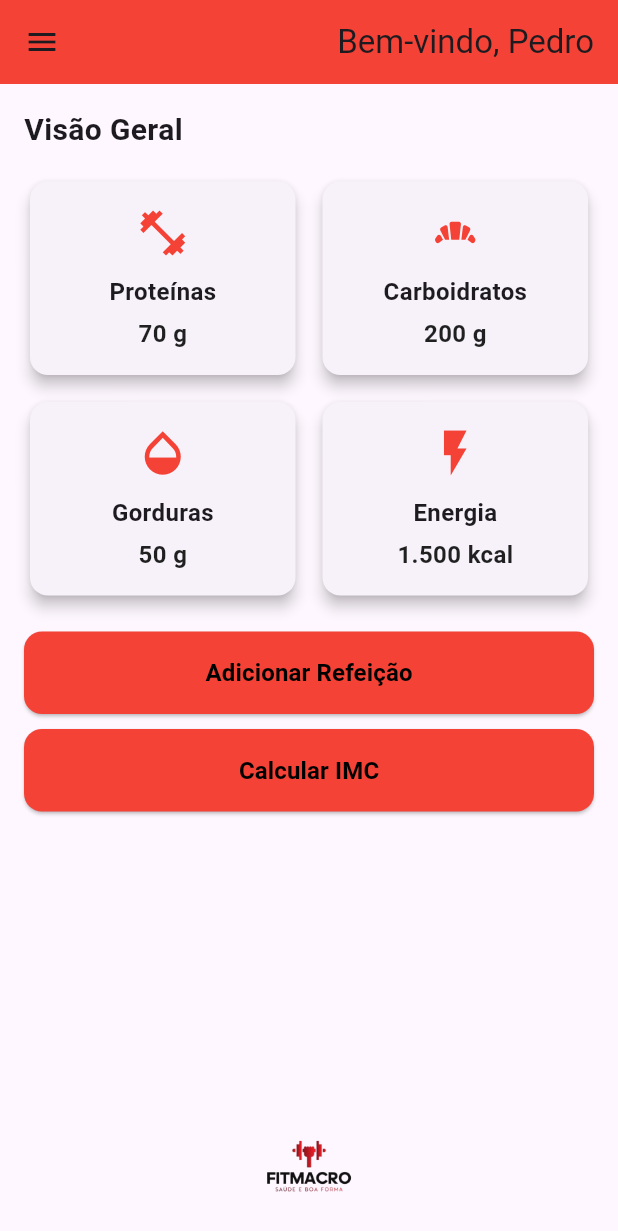
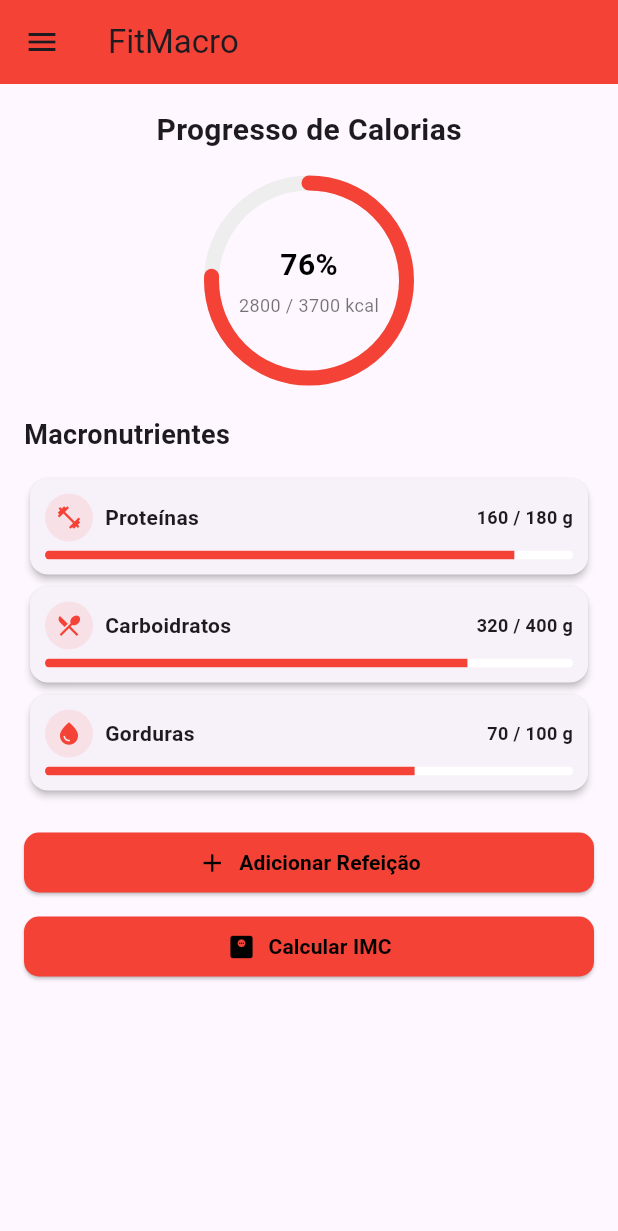
Before and after one commit to Elias-RDC/Fit_Macro-project, a Flutter app: the screen it shows after launch, after a tap on "Login", on a phone screen of 412 x 824 dp. Shown: the top 1231 px of the screen. Run offline on Flutter 3.47's test engine with Material 3 defaults, Android fonts, the phone set to English and light mode, and no system bars; drawn by our look-alikes of percent_indicator.

Commit message:
dashboard_screen.dart

```diff
--- a/lib/dashboard_screen.dart
+++ b/lib/dashboard_screen.dart
@@ -1,129 +1,253 @@
+import 'package:flutter/material.dart';
+import 'package:percent_indicator/circular_percent_indicator.dart';
 import 'package:fit_macro/sobre.dart';
-import 'package:flutter/material.dart';
 import 'pesos_e_medidas.dart';
 import 'registrar_alimento.dart';
 import 'imc.dart';
 import 'configuracoes.dart';
 import 'suporte.dart';
 
-class DashboardScreen extends StatelessWidget {
+// Modelo de dados de nutrientes
+class NutrientData {
+  final double calorias;
+  final double metaCalorias;
+  final double proteina;
+  final double metaProteina;
+  final double carboidrato;
+  final double metaCarboidrato;
+  final double gordura;
+  final double metaGordura;
+
+  NutrientData({
+    required this.calorias,
+    required this.metaCalorias,
+    required this.proteina,
+    required this.metaProteina,
+    required this.carboidrato,
+    required this.metaCarboidrato,
+    required this.gordura,
+    required this.metaGordura,
+  });
+}
+
+class DashboardScreen extends StatefulWidget {
   const DashboardScreen({super.key});
 
-  Widget _buildCard(String title, String value, IconData icon, Color color) {
-    return Expanded(
-      child: Card(
-        shape: RoundedRectangleBorder(borderRadius: BorderRadius.circular(12)),
-        elevation: 4,
-        child: Padding(
-          padding: const EdgeInsets.all(16),
-          child: Column(
-            mainAxisSize: MainAxisSize.min,
-            children: [
-              Icon(icon, color: color, size: 36),
-              const SizedBox(height: 10),
-              Text(
-                title,
-                style: const TextStyle(fontWeight: FontWeight.bold, fontSize: 16),
+  @override
+  State<DashboardScreen> createState() => _DashboardScreenState();
+}
+
+class _DashboardScreenState extends State<DashboardScreen> {
+  NutrientData? data;
+
+  @override
+  void initState() {
+    super.initState();
+    loadDashboardData();
+  }
+
+  Future<void> loadDashboardData() async {
+    await Future.delayed(const Duration(milliseconds: 500));
+    setState(() {
+      data = NutrientData(
+        calorias: 2800,
+        metaCalorias: 3700,
+        proteina: 160,
+        metaProteina: 180,
+        carboidrato: 320,
+        metaCarboidrato: 400,
+        gordura: 70,
+        metaGordura: 100,
+      );
+    });
+  }
+
+  // Widget de barra linear de macronutriente
+  Widget _buildLinearCard(String title, double current, double goal,
+      Color color, IconData icon, String unit) {
+    final progress = (current / goal).clamp(0.0, 1.0);
+
+    return Card(
+      elevation: 2,
+      shape: RoundedRectangleBorder(borderRadius: BorderRadius.circular(12)),
+      child: Padding(
+        padding: const EdgeInsets.all(10),
+        child: Column(
+          crossAxisAlignment: CrossAxisAlignment.start,
+          children: [
+            Row(
+              children: [
+                CircleAvatar(
+                  radius: 16,
+                  backgroundColor: color.withOpacity(0.1),
+                  child: Icon(icon, color: color, size: 18),
+                ),
+                const SizedBox(width: 8),
+                Expanded(
+                  child: Text(
+                    title,
+                    style: const TextStyle(
+                        fontWeight: FontWeight.bold, fontSize: 14),
+                  ),
+                ),
+                Text(
+                  "${current.toStringAsFixed(0)} / ${goal.toStringAsFixed(0)} $unit",
+                  style: const TextStyle(
+                      fontWeight: FontWeight.w600, fontSize: 12),
+                ),
+              ],
+            ),
+            const SizedBox(height: 6),
+            ClipRRect(
+              borderRadius: BorderRadius.circular(8),
+              child: LinearProgressIndicator(
+                value: progress,
+                minHeight: 6,
+                color: color,
+                backgroundColor: Colors.white,
               ),
-              const SizedBox(height: 5),
-              Text(
-                value,
-                style: const TextStyle(fontSize: 16, color: Colors.black87, fontWeight: FontWeight.w600),
-              ),
-            ],
-          ),
+            ),
+          ],
         ),
+      ),
+    );
+  }
+
+  // Widget para botões menores com personalização de cores
+  Widget _smallButton({
+    required IconData icon,
+    required String label,
+    required VoidCallback onTap,
+    Color backgroundColor = Colors.red,
+    Color textColor = Colors.white,
+  }) {
+    return ElevatedButton.icon(
+      icon: Icon(icon, size: 20, color: textColor),
+      label: Text(
+        label,
+        style: TextStyle(
+            fontSize: 14, fontWeight: FontWeight.bold, color: textColor),
+      ),
+      onPressed: onTap,
+      style: ElevatedButton.styleFrom(
+        backgroundColor: backgroundColor,
+        padding: const EdgeInsets.symmetric(vertical: 10, horizontal: 12),
+        shape: RoundedRectangleBorder(borderRadius: BorderRadius.circular(10)),
+        minimumSize: const Size.fromHeight(40),
       ),
     );
   }
 
   @override
   Widget build(BuildContext context) {
+    final d = data;
+
     return Scaffold(
       appBar: AppBar(
-        title: Row(
-          mainAxisAlignment: MainAxisAlignment.end,
-          children: const [Text('Bem-vindo, Pedro')],
-        ),
+        title: const Text('FitMacro'),
         backgroundColor: Colors.red,
       ),
       drawer: const AppDrawer(),
-      body: Padding(
-        padding: const EdgeInsets.all(16),
-        child: Column(
-          children: [
-            const Align(
-              alignment: Alignment.centerLeft,
-              child: Text('Visão Geral', style: TextStyle(fontSize: 20, fontWeight: FontWeight.bold,)),
-            ),
-            const SizedBox(height: 16),
-            Row(
-              children: [
-                _buildCard('Proteínas', '70 g', Icons.fitness_center, Colors.red),
-                const SizedBox(width: 10),
-                _buildCard('Carboidratos', '200 g', Icons.bakery_dining, Colors.red),
-              ],
-            ),
-            const SizedBox(height: 10),
-            Row(
-              children: [
-                _buildCard('Gorduras', '50 g', Icons.opacity, Colors.red),
-                const SizedBox(width: 10),
-                _buildCard('Energia', '1.500 kcal', Icons.flash_on, Colors.red),
-              ],
-            ),
-            const SizedBox(height: 20),
-            SizedBox(
-              width: double.infinity,
-              child: ElevatedButton(
-                onPressed: () {
-                  Navigator.push(context,
-                  MaterialPageRoute(builder: (_) => AdicionarRefeicaoPage()),
-                );
-                },
-                style: ElevatedButton.styleFrom(
-                  backgroundColor: Colors.red,
-                  padding: const EdgeInsets.symmetric(vertical: 16),
-                  shape: RoundedRectangleBorder(borderRadius: BorderRadius.circular(12)),
-                ),
-                child: const Text(
-                  'Adicionar Refeição',
-                  style: TextStyle(fontSize: 16, fontWeight: FontWeight.bold, color: Colors.black),
+      body: d == null
+          ? const Center(child: CircularProgressIndicator(color: Colors.red))
+          : RefreshIndicator(
+              onRefresh: loadDashboardData,
+              child: SingleChildScrollView(
+                physics: const AlwaysScrollableScrollPhysics(),
+                padding: const EdgeInsets.all(16),
+                child: Column(
+                  crossAxisAlignment: CrossAxisAlignment.center,
+                  children: [
+                    const Text(
+                      'Progresso de Calorias',
+                      style: TextStyle(
+                          fontSize: 20, fontWeight: FontWeight.bold),
+                    ),
+                    const SizedBox(height: 16),
+
+                    CircularPercentIndicator(
+                      radius: 70.0,
+                      lineWidth: 10.0,
+                      percent: (d.calorias / d.metaCalorias).clamp(0.0, 1.0),
+                      center: Column(
+                        mainAxisAlignment: MainAxisAlignment.center,
+                        children: [
+                          Text(
+                            "${((d.calorias / d.metaCalorias) * 100).toStringAsFixed(0)}%",
+                            style: const TextStyle(
+                                fontSize: 20,
+                                fontWeight: FontWeight.bold,
+                                color: Colors.black),
+                          ),
+                          const SizedBox(height: 4),
+                          Text(
+                            "${d.calorias.toStringAsFixed(0)} / ${d.metaCalorias.toStringAsFixed(0)} kcal",
+                            style: const TextStyle(
+                                fontSize: 12, color: Colors.black54),
+                          ),
+                        ],
+                      ),
+                      progressColor: Colors.red,
+                      backgroundColor: Colors.grey.shade200,
+                      circularStrokeCap: CircularStrokeCap.round,
+                      animation: true,
+                    ),
+
+                    const SizedBox(height: 20),
+                    const Align(
+                      alignment: Alignment.centerLeft,
+                      child: Text(
+                        'Macronutrientes',
+                        style: TextStyle(
+                            fontSize: 18, fontWeight: FontWeight.bold),
+                      ),
+                    ),
+                    const SizedBox(height: 12),
+
+                    _buildLinearCard("Proteínas", d.proteina, d.metaProteina,
+                        Colors.red, Icons.fitness_center, "g"),
+                    _buildLinearCard("Carboidratos", d.carboidrato,
+                        d.metaCarboidrato, Colors.red, Icons.local_dining, "g"),
+                    _buildLinearCard("Gorduras", d.gordura, d.metaGordura,
+                        Colors.red, Icons.water_drop, "g"),
+
+                    const SizedBox(height: 20),
+                    _smallButton(
+                      icon: Icons.add,
+                      label: 'Adicionar Refeição',
+                      onTap: () {
+                        Navigator.push(
+                          context,
+                          MaterialPageRoute(
+                              builder: (_) => AdicionarRefeicaoPage()),
+                        );
+                      },
+                      backgroundColor: Colors.red,
+                      textColor: Colors.black, // texto e ícone preto
+                    ),
+                    const SizedBox(height: 8),
+                    _smallButton(
+                      icon: Icons.monitor_weight,
+                      label: 'Calcular IMC',
+                      onTap: () {
+                        Navigator.push(
+                          context,
+                          MaterialPageRoute(
+                              builder: (_) => const CalculadoraIMCPage()),
+                        );
+                      },
+                      backgroundColor: Colors.red,
+                      textColor: Colors.black, // texto e ícone preto
+                    ),
+                  ],
                 ),
               ),
             ),
-            const SizedBox(height: 10),
-            SizedBox(
-              width: double.infinity,
-              child: ElevatedButton(
-                onPressed: () {
-                  Navigator.push(context,
-                  MaterialPageRoute(builder: (_) =>  CalculadoraIMCPage()),
-              );
-                },
-                style: ElevatedButton.styleFrom(
-                  backgroundColor: Colors.red,
-                  padding: const EdgeInsets.symmetric(vertical: 16),
-                  shape: RoundedRectangleBorder(borderRadius: BorderRadius.circular(12)),
-                ),
-                child: const Text(
-                  'Calcular IMC',
-                  style: TextStyle(fontSize: 16, fontWeight: FontWeight.bold, color: Colors.black),
-                ),
-              ),
-            ),
-            const Spacer(),
-            Align(
-              alignment: Alignment.bottomCenter,
-              child: Image.asset('assets/images/logo_sem_fundo.png', height: 60),
-            ),
-          ],
-        ),
-      ),
     );
   }
 }
 
+// Menu lateral
 class AppDrawer extends StatelessWidget {
   const AppDrawer({super.key});
 
@@ -135,7 +259,13 @@ class AppDrawer extends StatelessWidget {
         children: [
           const DrawerHeader(
             decoration: BoxDecoration(color: Colors.red),
-            child: Text('Menu', style: TextStyle(color: Colors.white, fontSize: 24, fontWeight: FontWeight.bold)),
+            child: Text(
+              'Menu',
+              style: TextStyle(
+                  color: Colors.white,
+                  fontSize: 24,
+                  fontWeight: FontWeight.bold),
+            ),
           ),
           ListTile(
             leading: const Icon(Icons.home),
@@ -147,7 +277,8 @@ class AppDrawer extends StatelessWidget {
             title: const Text('Registro de Refeições'),
             onTap: () {
               Navigator.pop(context);
-              Navigator.push(context, MaterialPageRoute(builder: (_) =>  AdicionarRefeicaoPage()));
+              Navigator.push(context,
+                  MaterialPageRoute(builder: (_) => AdicionarRefeicaoPage()));
             },
           ),
           ListTile(
@@ -155,7 +286,8 @@ class AppDrawer extends StatelessWidget {
             title: const Text('Peso e Medidas'),
             onTap: () {
               Navigator.pop(context);
-              Navigator.push(context, MaterialPageRoute(builder: (_) => const PesoMedidasPage()));
+              Navigator.push(context,
+                  MaterialPageRoute(builder: (_) => const PesoMedidasPage()));
             },
           ),
           ListTile(
@@ -166,19 +298,19 @@ class AppDrawer extends StatelessWidget {
               Navigator.push(
                 context,
                 MaterialPageRoute(
-                  builder: (_) => ConfiguracoesPage(onThemeChanged: (isDark) {
-                    // Aqui acontece a função para mudar o tema...
-                  }),
+                  builder: (_) =>
+                      ConfiguracoesPage(onThemeChanged: (isDark) {}),
                 ),
               );
             },
           ),
           ListTile(
-            leading: const Icon(Icons.logout),
+            leading: const Icon(Icons.help_outline),
             title: const Text('Suporte / Ajuda'),
             onTap: () {
               Navigator.pop(context);
-              Navigator.push(context, MaterialPageRoute(builder: (_) => const AjudaSuporteScreen()));
+              Navigator.push(context,
+                  MaterialPageRoute(builder: (_) => const AjudaSuporteScreen()));
             },
           ),
           ListTile(
@@ -186,7 +318,8 @@ class AppDrawer extends StatelessWidget {
             title: const Text('Sobre o FitMacro'),
             onTap: () {
               Navigator.pop(context);
-              Navigator.push(context, MaterialPageRoute(builder: (_) => const TelaSobre()));
+              Navigator.push(context,
+                  MaterialPageRoute(builder: (_) => const TelaSobre()));
             },
           ),
         ],
```
